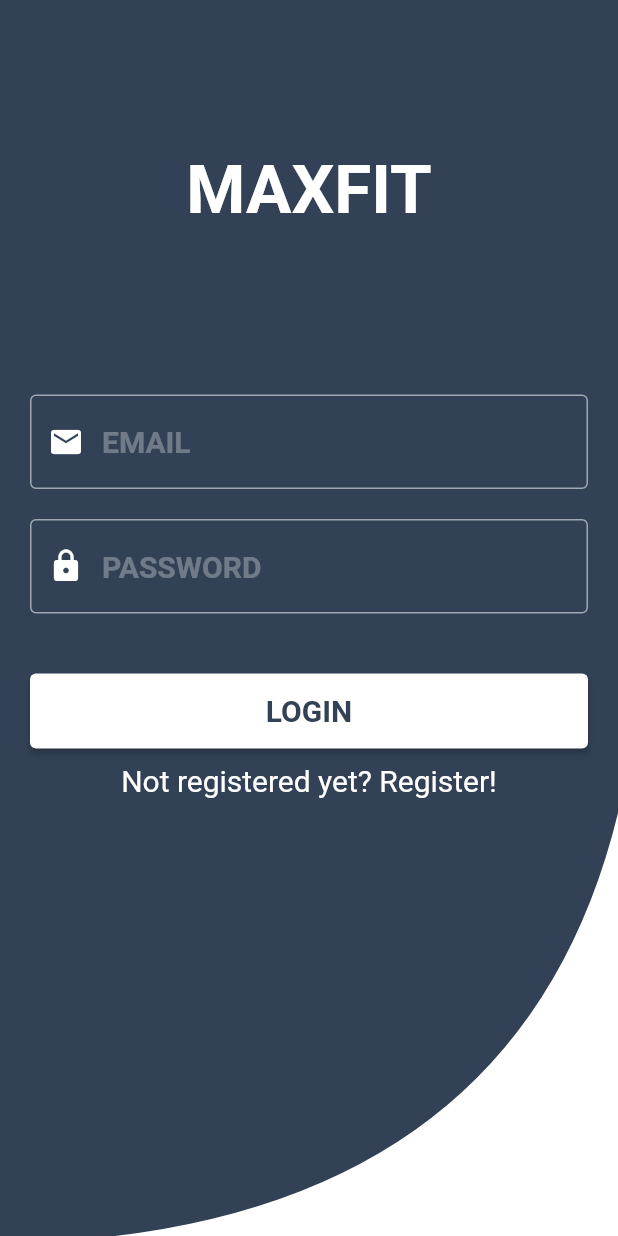
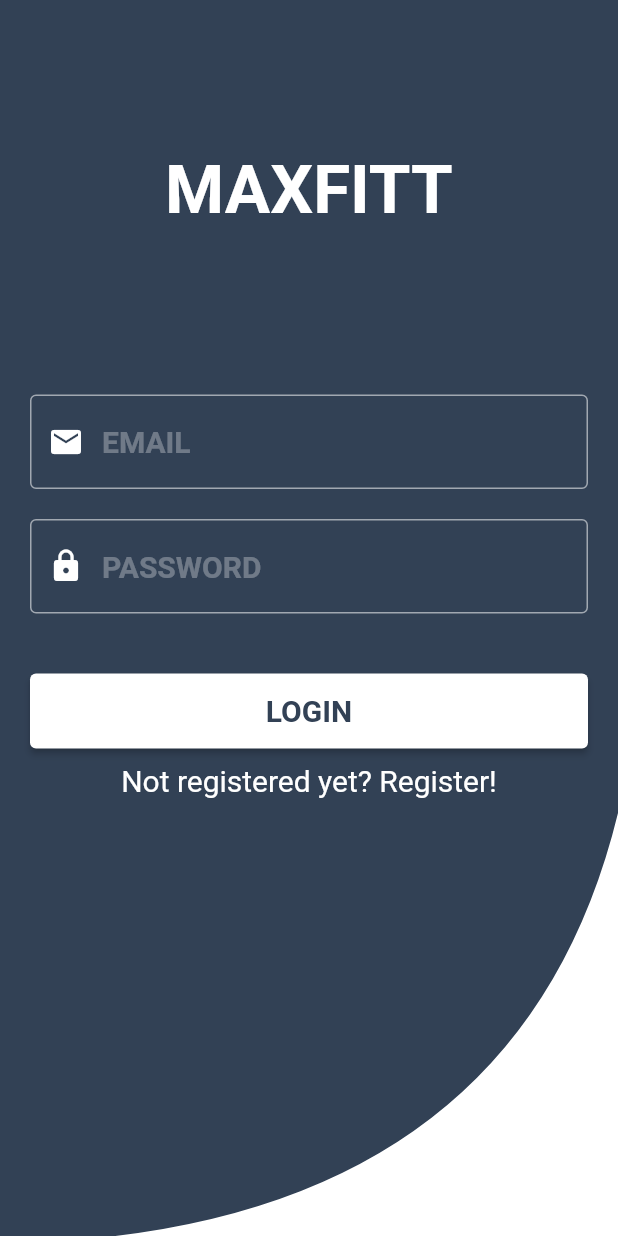
Before and after one commit to otamanev/MAXFIT, a Flutter app: the screen it shows after launch, on a phone screen of 412 x 824 dp. Run offline on Flutter 3.47's test engine with Material 2 defaults, Android fonts, the phone set to English and light mode, and no system bars.

Commit message:
Изменил текст с MAXFIT на MAXFITT

```diff
--- a/lib/screens/auth.dart
+++ b/lib/screens/auth.dart
@@ -23,7 +23,7 @@ class _AutorizationPageState extends State<AutorizationPage> {
           child: Container(
               child: Align(
                   child: Text(
-            'MAXFIT',
+            'MAXFITT',
             style: TextStyle(
                 fontSize: 45, fontWeight: FontWeight.bold, color: Colors.white),
           ))));
```
